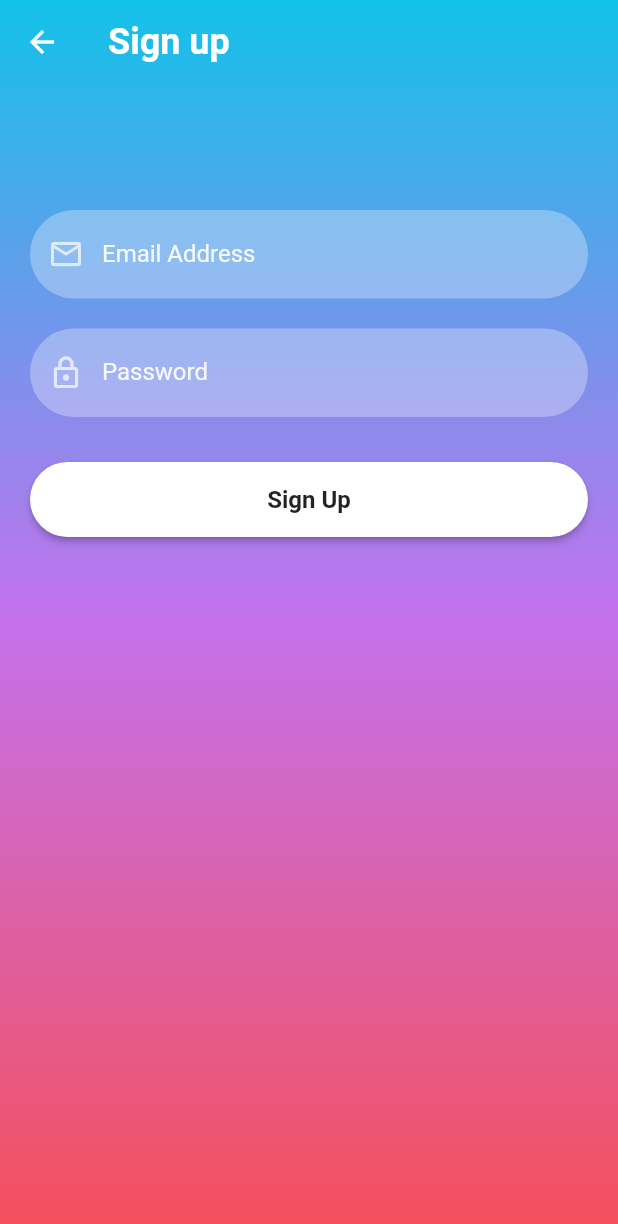
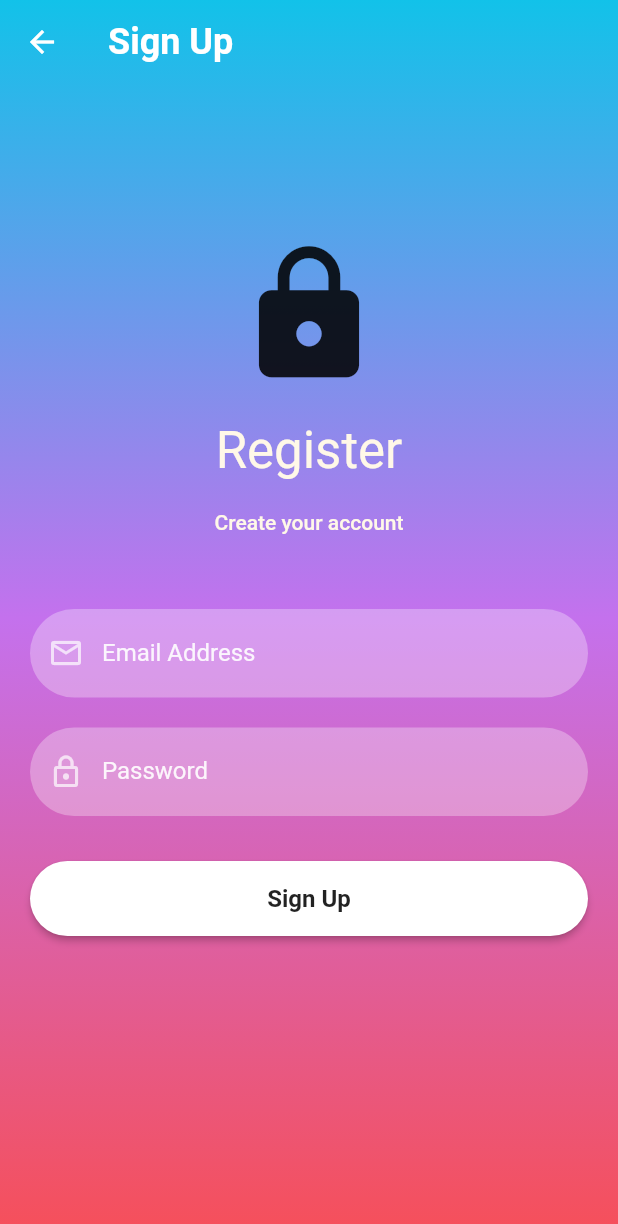
Before and after one commit to MishanPerera/Institute_Management_App, a Flutter app: the Login screen opened by its route, after a tap on "Log In", after a tap on "Sign up", on a phone screen of 412 x 824 dp. Shown: the top 1224 px of the screen. Run offline on Flutter 3.47's test engine with Material 2 defaults, Android fonts, the phone set to English and light mode, and no system bars; our stand-ins replace cloud_firestore, email_validator, firebase_auth, firebase_core, flutter_slidable, flutter_zoom_drawer and 2 more; missing offline and left inert: day_picker; accounts and stored records are empty.

Commit message:
Fixed Minor Changes

```diff
--- a/institute_management_app/lib/main.dart
+++ b/institute_management_app/lib/main.dart
@@ -32,7 +32,7 @@ class MyApp extends StatelessWidget {
         '/home': (context) => const MainPage(),
         '/login': (context) => Login()
       },
-      home: const MainPage(),
+      home: const Login(),
     );
   }
 }
--- a/institute_management_app/lib/screens/Login.dart
+++ b/institute_management_app/lib/screens/Login.dart
@@ -3,10 +3,16 @@
 import 'package:firebase_auth/firebase_auth.dart';
 import 'package:flutter/material.dart';
 import 'package:institute_management_app/screens/main_page.dart';
+import 'package:logger/logger.dart';
 // import 'package:flutter/screens/item.dart';
 import '../reusable_widgets/reusable_widgets.dart';
 import 'ResetPassword.dart';
 import 'Signup.dart';
+
+final logger = Logger(
+  level: Level.debug,
+  printer: PrettyPrinter(),
+);
 
 class Login extends StatefulWidget {
   const Login({Key? key}) : super(key: key);
@@ -17,6 +23,7 @@ class Login extends StatefulWidget {
 
 class _LoginState extends State<Login> {
   final formKey = GlobalKey<FormState>();
+
   TextEditingController _emailTextController = TextEditingController();
   TextEditingController _passwordTextController = TextEditingController();
 
@@ -49,7 +56,34 @@ class _LoginState extends State<Login> {
                 child: Column(
                   children: <Widget>[
                     // LogoWidget('images/logo.jpg'), // add custom image here to run
-                    SizedBox(
+                    const SizedBox(
+                      height: 60,
+                    ),
+                    const Icon(
+                      Icons.lock,
+                      size: 100,
+                    ),
+                    const SizedBox(
+                      height: 20,
+                    ),
+                    Text(
+                      'Welcome Back',
+                      style: Theme.of(context)
+                          .textTheme
+                          .headlineMedium!
+                          .copyWith(color: const Color(0xfffff8e8)),
+                    ),
+                    const SizedBox(
+                      height: 20,
+                    ),
+                    Text(
+                      'Login to your account',
+                      style: Theme.of(context)
+                          .textTheme
+                          .bodyLarge!
+                          .copyWith(color: const Color(0xfffff8e8)),
+                    ),
+                    const SizedBox(
                       height: 50,
                     ),
                     reusableTextField("Email Address", Icons.mail_outline,
@@ -72,13 +106,13 @@ class _LoginState extends State<Login> {
                                 email: _emailTextController.text,
                                 password: _passwordTextController.text)
                             .then((value) {
-                          print("Logged in");
+                          logger.i("Logged in");
                           Navigator.push(
                               context,
                               MaterialPageRoute(
                                   builder: (context) => MainPage()));
                         }).onError((error, stackTrace) {
-                          print("Error" + error.toString());
+                          logger.e("Error: $error");
                         });
                       }
                     }),
--- a/institute_management_app/lib/screens/Signup.dart
+++ b/institute_management_app/lib/screens/Signup.dart
@@ -1,8 +1,13 @@
 import 'package:firebase_auth/firebase_auth.dart';
 import 'package:flutter/material.dart';
-
+import 'package:logger/logger.dart';
 import '../reusable_widgets/reusable_widgets.dart';
 import 'Login.dart';
+
+final logger = Logger(
+  level: Level.debug,
+  printer: PrettyPrinter(),
+);
 
 class SignUp extends StatefulWidget {
   const SignUp({Key? key}) : super(key: key);
@@ -12,9 +17,9 @@ class SignUp extends StatefulWidget {
 }
 
 class _SignUpState extends State<SignUp> {
-  TextEditingController _emailTextController = TextEditingController();
-  TextEditingController _passwordTextController = TextEditingController();
-  TextEditingController _usernameTextController = TextEditingController();
+  final TextEditingController _emailTextController = TextEditingController();
+  final TextEditingController _passwordTextController = TextEditingController();
+  final TextEditingController _usernameTextController = TextEditingController();
   final formKey = GlobalKey<FormState>();
 
   @override
@@ -32,8 +37,8 @@ class _SignUpState extends State<SignUp> {
       appBar: AppBar(
         backgroundColor: Colors.transparent,
         elevation: 0,
-        title: Text(
-          "Sign up",
+        title: const Text(
+          "Sign Up",
           style: TextStyle(fontWeight: FontWeight.bold, fontSize: 24),
         ),
       ),
@@ -53,22 +58,44 @@ class _SignUpState extends State<SignUp> {
               padding: const EdgeInsets.only(left: 20, right: 20, top: 100),
               child: Column(
                 children: <Widget>[
-                  SizedBox(
+                  const SizedBox(
+                    height: 60,
+                  ),
+                  const Icon(
+                    Icons.lock,
+                    size: 100,
+                  ),
+                  const SizedBox(
                     height: 20,
                   ),
-                  // reusableTextField("Username", Icons.person_outline, false,
-                  //     _usernameTextController),
-                  SizedBox(
+                  Text(
+                    'Register',
+                    style: Theme.of(context)
+                        .textTheme
+                        .headlineMedium!
+                        .copyWith(color: const Color(0xfffff8e8)),
+                  ),
+                  const SizedBox(
                     height: 20,
+                  ),
+                  Text(
+                    'Create your account',
+                    style: Theme.of(context)
+                        .textTheme
+                        .bodyLarge!
+                        .copyWith(color: const Color(0xfffff8e8)),
+                  ),
+                  const SizedBox(
+                    height: 50,
                   ),
                   reusableTextField("Email Address", Icons.mail_outline, false,
                       _emailTextController),
-                  SizedBox(
+                  const SizedBox(
                     height: 20,
                   ),
                   reusableTextField("Password", Icons.lock_outline, true,
                       _passwordTextController),
-                  SizedBox(
+                  const SizedBox(
                     height: 20,
                   ),
                   firebaseUIButton(context, "Sign Up", () {
@@ -80,11 +107,13 @@ class _SignUpState extends State<SignUp> {
                               email: _emailTextController.text,
                               password: _passwordTextController.text)
                           .then((value) {
-                        print("Account created");
-                        Navigator.push(context,
-                            MaterialPageRoute(builder: (context) => Login()));
+                        logger.i("Account created");
+                        Navigator.push(
+                            context,
+                            MaterialPageRoute(
+                                builder: (context) => const Login()));
                       }).onError((error, stackTrace) {
-                        print("Error" + error.toString());
+                        logger.e("Error: $error");
                       });
                     }
                   })
```
